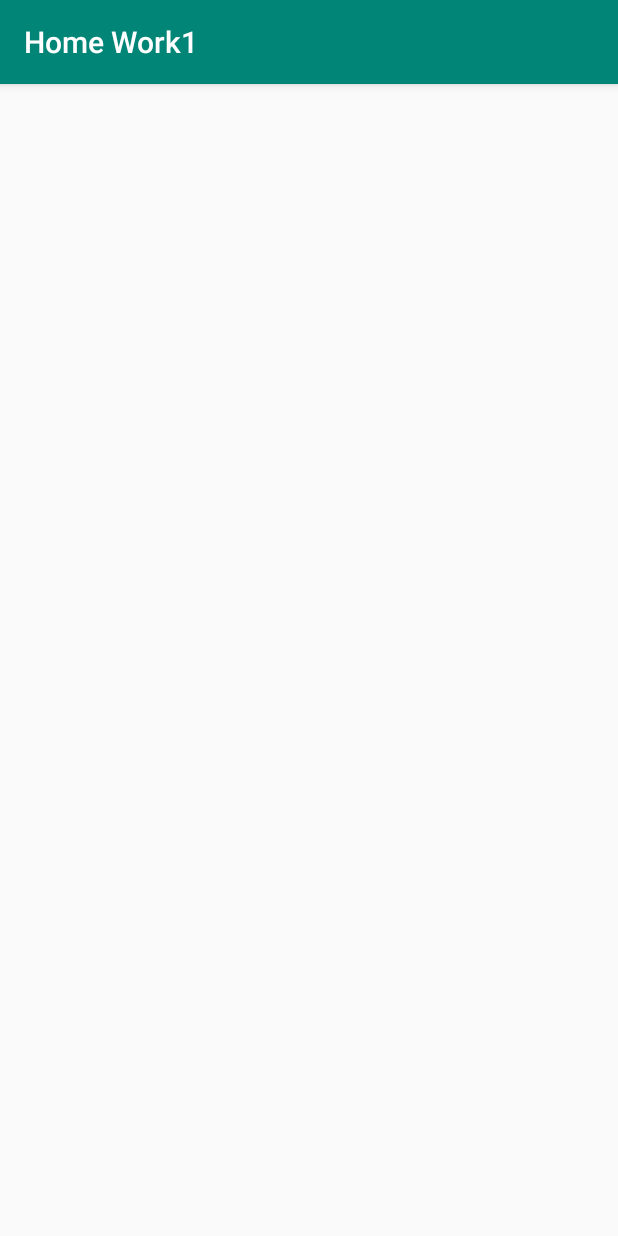
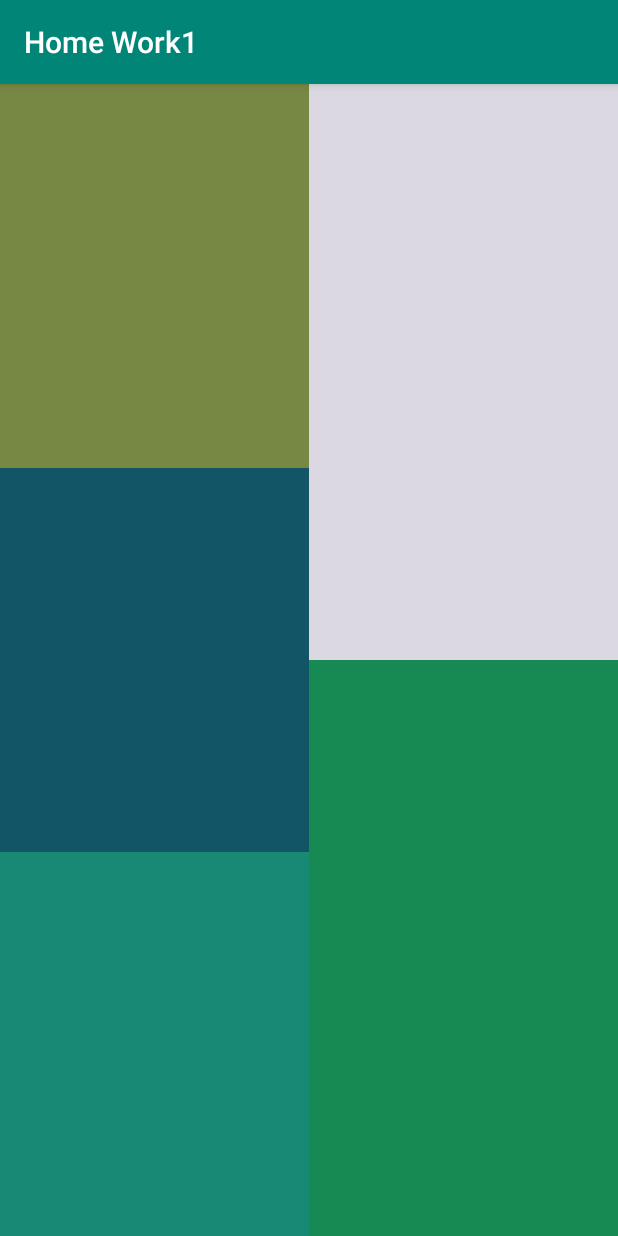
Before and after one commit to nurlan1998/Lesson1, an Android app: the screen it shows after launch (MainActivity), on a phone screen of 412 x 824 dp. Run offline under Robolectric (Android 15) with nearby library versions, the phone set to English and light mode, and no system bars.

Commit message:
add task1

```diff
--- a/app/src/main/res/layout/activity_main.xml
+++ b/app/src/main/res/layout/activity_main.xml
@@ -1,7 +1,57 @@
 <?xml version="1.0" encoding="utf-8"?>
 <LinearLayout
     xmlns:android="http://schemas.android.com/apk/res/android"
+    android:weightSum="2"
+    android:orientation="horizontal"
     android:layout_width="match_parent"
     android:layout_height="match_parent">
 
+    <LinearLayout
+        android:weightSum="3"
+        android:layout_weight="1"
+        android:orientation="vertical"
+        android:layout_width="0dp"
+        android:layout_height="match_parent">
+
+        <LinearLayout
+            android:layout_weight="1"
+            android:layout_width="match_parent"
+            android:background="#784"
+            android:layout_height="0dp"/>
+
+        <LinearLayout
+            android:layout_weight="1"
+            android:background="#156"
+            android:layout_width="match_parent"
+            android:layout_height="0dp"/>
+
+        <LinearLayout
+            android:layout_weight="1"
+            android:background="#178974"
+            android:layout_width="match_parent"
+            android:layout_height="0dp"/>
+
+    </LinearLayout>
+
+    <LinearLayout
+        android:weightSum="2"
+        android:orientation="vertical"
+        android:layout_weight="1"
+        android:layout_width="0dp"
+        android:layout_height="match_parent">
+
+        <LinearLayout
+            android:background="#4879"
+            android:layout_weight="1"
+            android:layout_width="match_parent"
+            android:layout_height="0dp"/>
+
+        <LinearLayout
+            android:background="#178952"
+            android:layout_weight="1"
+            android:layout_width="match_parent"
+            android:layout_height="0dp"/>
+
+    </LinearLayout>
+
 </LinearLayout>
```
